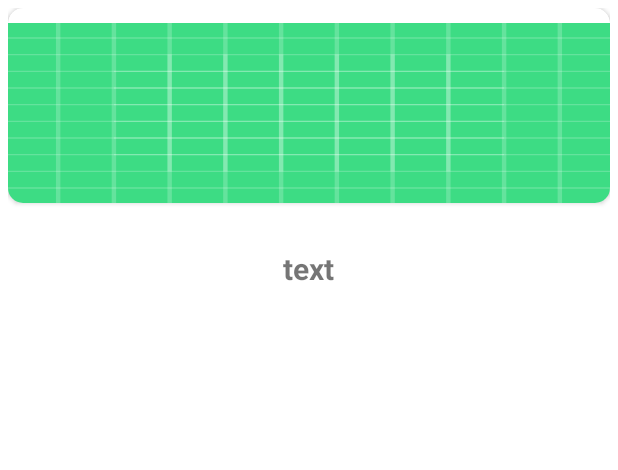
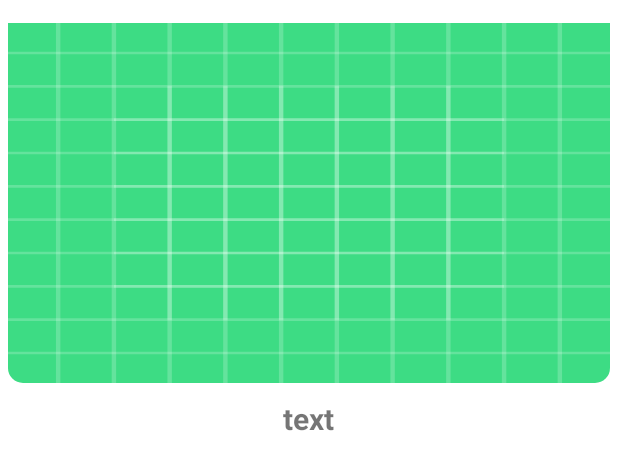
Before and after one commit to JangWoojun/Yogi-Eottae, an Android app: the layout rv_item.xml on its own in the app's theme, with its tools: preview values and no code run, on a phone screen of 412 x 824 dp. Shown: the top 470 px of the screen. Run offline under Robolectric (Android 15) with nearby library versions, the phone set to English and light mode, and no system bars.

Commit message:
2022/09/10 design 수정 버전3

```diff
--- a/app/src/main/res/layout/rv_item.xml
+++ b/app/src/main/res/layout/rv_item.xml
@@ -1,7 +1,7 @@
 <?xml version="1.0" encoding="utf-8"?>
 <LinearLayout xmlns:android="http://schemas.android.com/apk/res/android"
     android:layout_width="match_parent"
-    android:layout_height="220dp"
+    android:layout_height="320dp"
     xmlns:app="http://schemas.android.com/apk/res-auto"
     android:layout_margin="5dp"
     android:background="@drawable/radius"
@@ -19,7 +19,7 @@
             android:src="@drawable/ic_launcher_background"
             android:layout_marginTop="10dp"
             android:layout_width="match_parent"
-            android:layout_height="120dp"
+            android:layout_height="240dp"
             android:scaleType="fitXY"/>
 
     </androidx.cardview.widget.CardView>
@@ -30,7 +30,7 @@
         android:text="text"
         android:textSize="20sp"
         android:layout_gravity="center"
-        android:layout_marginTop="30dp"
+        android:layout_marginTop="10dp"
         android:layout_width="wrap_content"
         android:layout_height="wrap_content"/>
 
```
